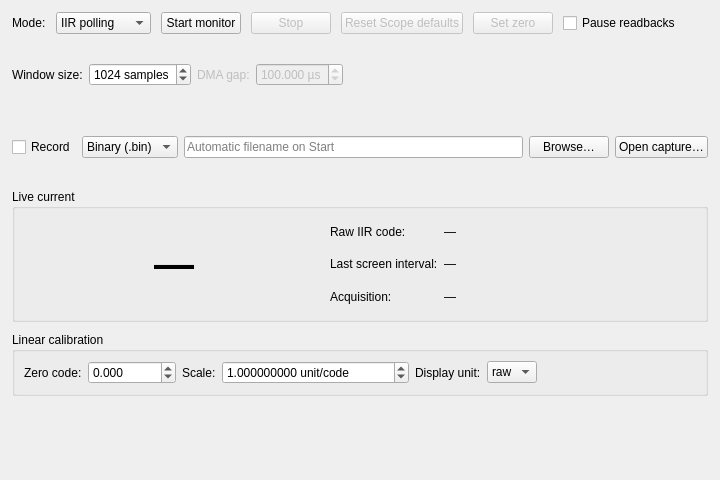
SMianowski/nlab-digitizer-community, file forms/current_monitor_view.ui: the form before one commit.
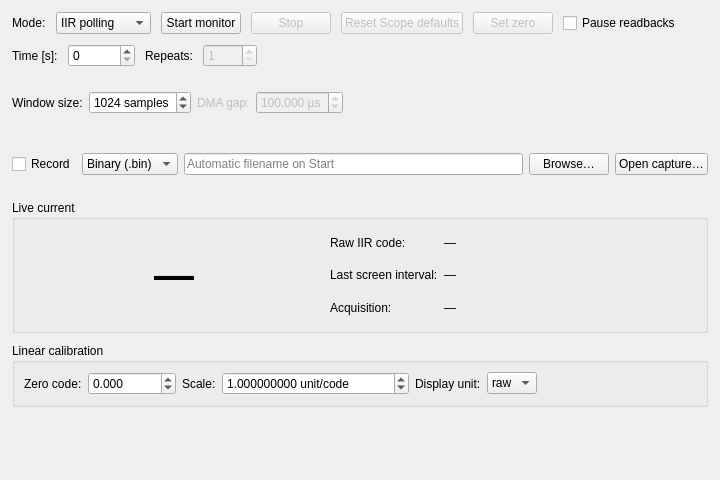
The form after the commit. Custom widgets are drawn as their Qt base class.

Commit message: feat: measurement series for Scope, MCA and Current

The edit to the form file:
```diff
--- a/forms/current_monitor_view.ui
+++ b/forms/current_monitor_view.ui
@@ -37,6 +37,29 @@
      <item><spacer name="controlsSpacer"><property name="orientation"><enum>Qt::Horizontal</enum></property><property name="sizeHint" stdset="0"><size><width>20</width><height>20</height></size></property></spacer></item>
     </layout>
    </item>
+   <item>
+    <layout class="QHBoxLayout" name="runControls">
+     <item><widget class="QLabel" name="labelTime"><property name="text"><string>Time [s]:</string></property></widget></item>
+     <item>
+      <widget class="QSpinBox" name="spinTime">
+       <property name="toolTip"><string>Stops the acquisition automatically after this many seconds of host time; 0 runs until stopped.</string></property>
+       <property name="minimum"><number>0</number></property>
+       <property name="maximum"><number>360000</number></property>
+      </widget>
+     </item>
+     <item><widget class="QLabel" name="labelSeriesRuns"><property name="text"><string>Repeats:</string></property></widget></item>
+     <item>
+      <widget class="QSpinBox" name="spinSeriesRuns">
+       <property name="enabled"><bool>false</bool></property>
+       <property name="toolTip"><string>Number of runs one Start performs; check Settings &gt; Enable Series to use it.</string></property>
+       <property name="minimum"><number>1</number></property>
+       <property name="maximum"><number>9999</number></property>
+       <property name="value"><number>1</number></property>
+      </widget>
+     </item>
+     <item><spacer name="runControlsSpacer"><property name="orientation"><enum>Qt::Horizontal</enum></property><property name="sizeHint" stdset="0"><size><width>20</width><height>20</height></size></property></spacer></item>
+    </layout>
+   </item>
    <item>
     <widget class="QWidget" name="sumTimingControls" native="true">
      <layout class="QHBoxLayout" name="sumTimingLayout">
```
The commit also changes 19 other files.
